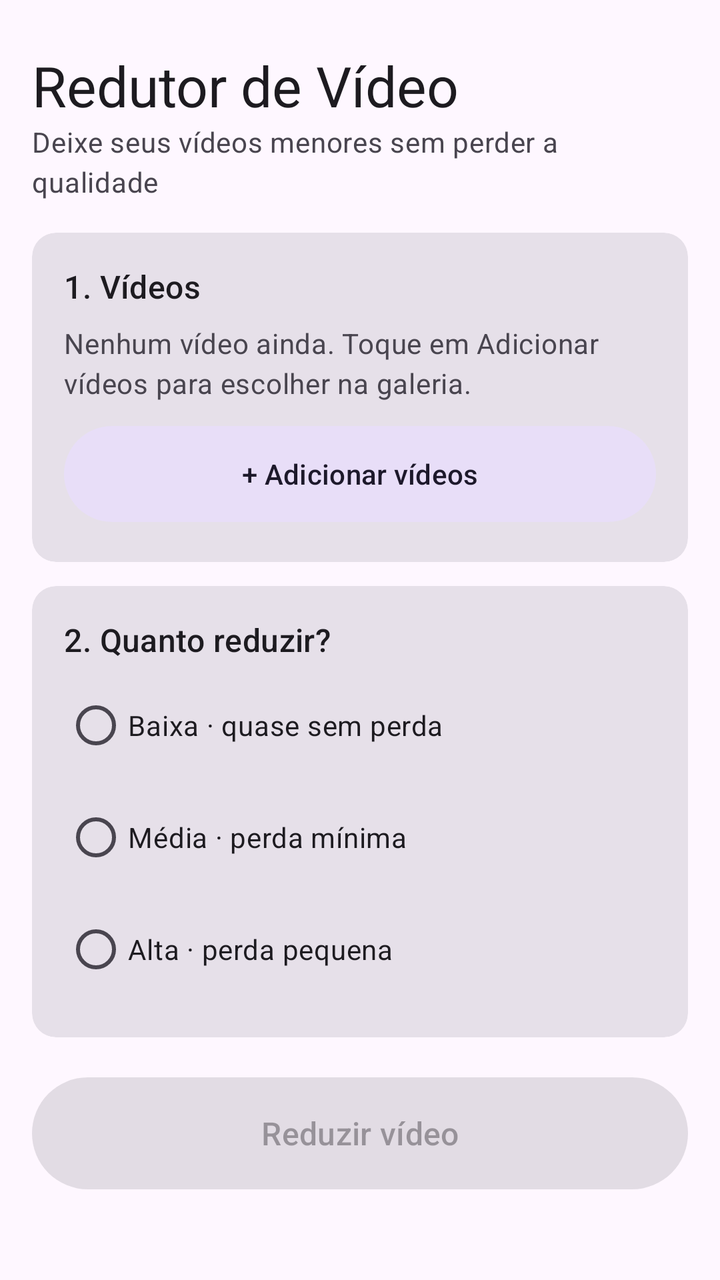
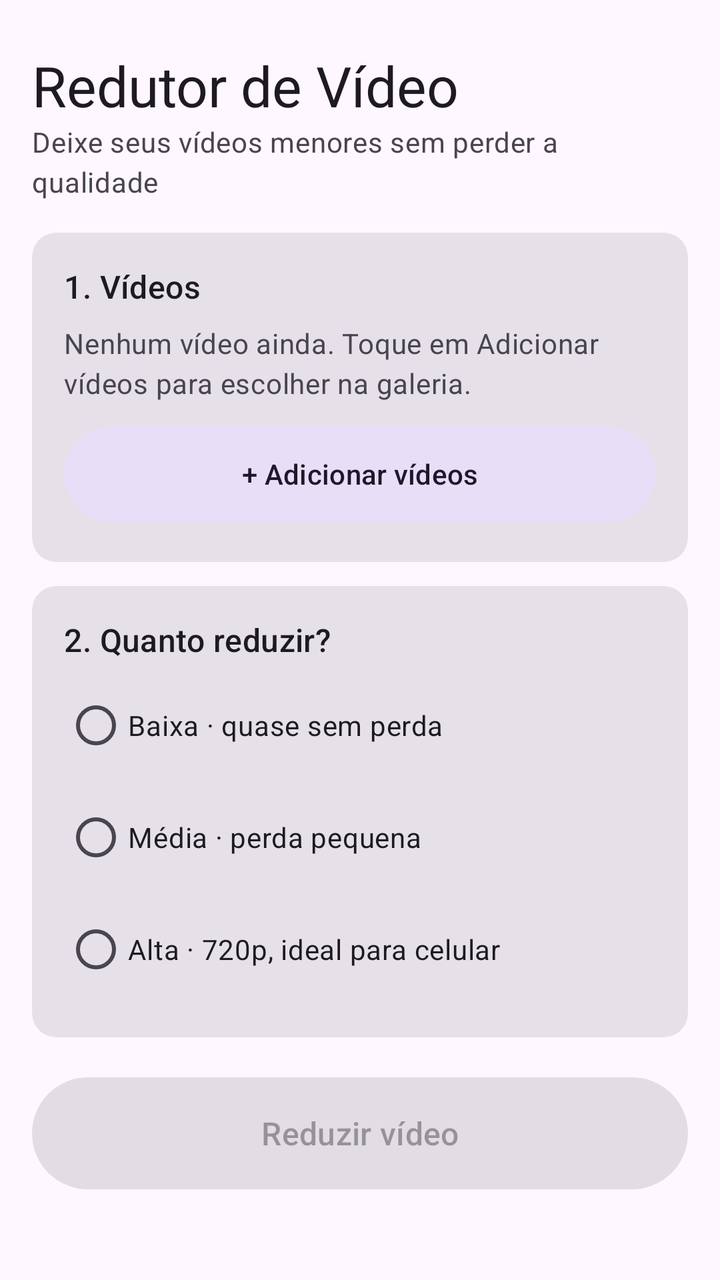

Before-and-after screenshots of an Android layout around one commit, followed by the original layout XML and the change that was made.
<!-- AndroidManifest.xml: application theme Theme.Redutor -->
<!-- res/layout/activity_main.xml -->
<?xml version="1.0" encoding="utf-8"?>
<ScrollView xmlns:android="http://schemas.android.com/apk/res/android"
    android:layout_width="match_parent"
    android:layout_height="match_parent"
    android:fitsSystemWindows="true">

    <LinearLayout
        android:layout_width="match_parent"
        android:layout_height="wrap_content"
        android:animateLayoutChanges="true"
        android:orientation="vertical"
        android:padding="16dp">

        <TextView
            android:layout_width="wrap_content"
            android:layout_height="wrap_content"
            android:layout_marginTop="8dp"
            android:text="Redutor de Vídeo"
            android:textAppearance="?attr/textAppearanceHeadlineMedium" />

        <TextView
            android:layout_width="wrap_content"
            android:layout_height="wrap_content"
            android:text="Deixe seus vídeos menores sem perder a qualidade"
            android:textAppearance="?attr/textAppearanceBodyMedium"
            android:textColor="?attr/colorOnSurfaceVariant" />

        
        <com.google.android.material.card.MaterialCardView
            style="?attr/materialCardViewFilledStyle"
            android:layout_width="match_parent"
            android:layout_height="wrap_content"
            android:layout_marginTop="16dp">

            <LinearLayout
                android:layout_width="match_parent"
                android:layout_height="wrap_content"
                android:animateLayoutChanges="true"
                android:orientation="vertical"
                android:padding="16dp">

                <TextView
                    android:layout_width="wrap_content"
                    android:layout_height="wrap_content"
                    android:text="1. Vídeos"
                    android:textAppearance="?attr/textAppearanceTitleMedium" />

                <TextView
                    android:id="@+id/empty"
                    android:layout_width="wrap_content"
                    android:layout_height="wrap_content"
                    android:layout_marginTop="8dp"
                    android:text="Nenhum vídeo ainda. Toque em Adicionar vídeos para escolher na galeria."
                    android:textAppearance="?attr/textAppearanceBodyMedium"
                    android:textColor="?attr/colorOnSurfaceVariant" />

                <LinearLayout
                    android:id="@+id/list"
                    android:layout_width="match_parent"
                    android:layout_height="wrap_content"
                    android:animateLayoutChanges="true"
                    android:orientation="vertical" />

                <com.google.android.material.button.MaterialButton
                    android:id="@+id/add"
                    style="@style/Widget.Material3.Button.TonalButton"
                    android:layout_width="match_parent"
                    android:layout_height="56dp"
                    android:layout_marginTop="8dp"
                    android:text="+ Adicionar vídeos" />
            </LinearLayout>
        </com.google.android.material.card.MaterialCardView>

        
        <com.google.android.material.card.MaterialCardView
            style="?attr/materialCardViewFilledStyle"
            android:layout_width="match_parent"
            android:layout_height="wrap_content"
            android:layout_marginTop="12dp">

            <LinearLayout
                android:layout_width="match_parent"
                android:layout_height="wrap_content"
                android:orientation="vertical"
                android:padding="16dp">

                <TextView
                    android:layout_width="wrap_content"
                    android:layout_height="wrap_content"
                    android:text="2. Quanto reduzir?"
                    android:textAppearance="?attr/textAppearanceTitleMedium" />

                <RadioGroup
                    android:id="@+id/levels"
                    android:layout_width="match_parent"
                    android:layout_height="wrap_content"
                    android:layout_marginTop="4dp">

                    <RadioButton
                        android:id="@+id/baixa"
                        android:layout_width="match_parent"
                        android:layout_height="wrap_content"
                        android:minHeight="56dp"
                        android:text="Baixa · quase sem perda" />

                    <RadioButton
                        android:id="@+id/media"
                        android:layout_width="match_parent"
                        android:layout_height="wrap_content"
                        android:minHeight="56dp"
                        android:text="Média · perda mínima" />

                    <RadioButton
                        android:id="@+id/alta"
                        android:layout_width="match_parent"
                        android:layout_height="wrap_content"
                        android:minHeight="56dp"
                        android:text="Alta · perda pequena" />
                </RadioGroup>
            </LinearLayout>
        </com.google.android.material.card.MaterialCardView>

        <com.google.android.material.button.MaterialButton
            android:id="@+id/reduce"
            android:layout_width="match_parent"
            android:layout_height="64dp"
            android:layout_marginTop="16dp"
            android:enabled="false"
            android:text="Reduzir vídeo"
            android:textSize="16sp" />

        
        <com.google.android.material.card.MaterialCardView
            android:id="@+id/progress_card"
            style="?attr/materialCardViewElevatedStyle"
            android:layout_width="match_parent"
            android:layout_height="wrap_content"
            android:layout_marginTop="16dp"
            android:visibility="gone">

            <LinearLayout
                android:layout_width="match_parent"
                android:layout_height="wrap_content"
                android:orientation="vertical"
                android:padding="16dp">

                <TextView
                    android:id="@+id/progress_text"
                    android:layout_width="match_parent"
                    android:layout_height="wrap_content"
                    android:textAppearance="?attr/textAppearanceTitleMedium" />

                <com.google.android.material.progressindicator.LinearProgressIndicator
                    android:id="@+id/progress_bar"
                    android:layout_width="match_parent"
                    android:layout_height="wrap_content"
                    android:layout_marginTop="12dp"
                    android:max="100" />

                <TextView
                    android:layout_width="match_parent"
                    android:layout_height="wrap_content"
                    android:layout_marginTop="8dp"
                    android:text="Pode sair do app ou bloquear a tela: a redução continua."
                    android:textAppearance="?attr/textAppearanceBodySmall"
                    android:textColor="?attr/colorOnSurfaceVariant" />

                <com.google.android.material.button.MaterialButton
                    android:id="@+id/cancel"
                    style="@style/Widget.Material3.Button.TextButton"
                    android:layout_width="wrap_content"
                    android:layout_height="wrap_content"
                    android:layout_gravity="end"
                    android:text="Cancelar" />
            </LinearLayout>
        </com.google.android.material.card.MaterialCardView>

        
        <com.google.android.material.card.MaterialCardView
            android:id="@+id/result_card"
            style="?attr/materialCardViewElevatedStyle"
            android:layout_width="match_parent"
            android:layout_height="wrap_content"
            android:layout_marginTop="16dp"
            android:visibility="gone">

            <LinearLayout
                android:layout_width="match_parent"
                android:layout_height="wrap_content"
                android:orientation="vertical"
                android:padding="16dp">

                <TextView
                    android:id="@+id/result_text"
                    android:layout_width="match_parent"
                    android:layout_height="wrap_content"
                    android:textAppearance="?attr/textAppearanceTitleMedium" />

                <LinearLayout
                    android:layout_width="match_parent"
                    android:layout_height="wrap_content"
                    android:layout_marginTop="12dp"
                    android:orientation="horizontal">

                    <com.google.android.material.button.MaterialButton
                        android:id="@+id/share"
                        android:layout_width="0dp"
                        android:layout_height="56dp"
                        android:layout_weight="1"
                        android:text="Compartilhar" />

                    <com.google.android.material.button.MaterialButton
                        android:id="@+id/again"
                        style="@style/Widget.Material3.Button.OutlinedButton"
                        android:layout_width="0dp"
                        android:layout_height="56dp"
                        android:layout_marginStart="8dp"
                        android:layout_weight="1"
                        android:text="Reduzir outros" />
                </LinearLayout>
            </LinearLayout>
        </com.google.android.material.card.MaterialCardView>
    </LinearLayout>
</ScrollView>
<!-- resources referenced by this layout -->
<resources>
  <style name="Theme.Redutor" parent="Theme.Material3.DayNight.NoActionBar">
          <item name="android:statusBarColor">?attr/colorSurface</item>
          <item name="android:navigationBarColor">?attr/colorSurface</item>
          <item name="android:windowLightStatusBar">true</item>
          <item name="android:windowLightNavigationBar">true</item>
          
          <item name="android:windowOptOutEdgeToEdgeEnforcement">true</item>
      </style>
</resources>

<!-- the commit's change to res/layout/activity_main.xml (unified diff, before → after) -->
@@ -1,10 +1,12 @@
 <?xml version="1.0" encoding="utf-8"?>
 <ScrollView xmlns:android="http://schemas.android.com/apk/res/android"
+    xmlns:app="http://schemas.android.com/apk/res-auto"
     android:layout_width="match_parent"
     android:layout_height="match_parent"
     android:fitsSystemWindows="true">
 
     <LinearLayout
+        android:id="@+id/content"
         android:layout_width="match_parent"
         android:layout_height="wrap_content"
         android:animateLayoutChanges="true"
@@ -108,14 +110,14 @@
                         android:layout_width="match_parent"
                         android:layout_height="wrap_content"
                         android:minHeight="56dp"
-                        android:text="Média · perda mínima" />
+                        android:text="Média · perda pequena" />
 
                     <RadioButton
                         android:id="@+id/alta"
                         android:layout_width="match_parent"
                         android:layout_height="wrap_content"
                         android:minHeight="56dp"
-                        android:text="Alta · perda pequena" />
+                        android:text="Alta · 720p, ideal para celular" />
                 </RadioGroup>
             </LinearLayout>
         </com.google.android.material.card.MaterialCardView>
@@ -141,26 +143,45 @@
             <LinearLayout
                 android:layout_width="match_parent"
                 android:layout_height="wrap_content"
-                android:orientation="vertical"
-                android:padding="16dp">
+                android:gravity="center_horizontal"
+                android:orientation="vertical"
+                android:padding="16dp">
+
+                <FrameLayout
+                    android:layout_width="wrap_content"
+                    android:layout_height="wrap_content"
+                    android:layout_marginTop="8dp">
+
+                    <com.google.android.material.progressindicator.CircularProgressIndicator
+                        android:id="@+id/progress_bar"
+                        android:layout_width="wrap_content"
+                        android:layout_height="wrap_content"
+                        android:max="100"
+                        app:indicatorSize="168dp"
+                        app:trackCornerRadius="6dp"
+                        app:trackThickness="12dp" />
+
+                    <TextView
+                        android:id="@+id/progress_percent"
+                        android:layout_width="wrap_content"
+                        android:layout_height="wrap_content"
+                        android:layout_gravity="center"
+                        android:textAppearance="?attr/textAppearanceHeadlineMedium" />
+                </FrameLayout>
 
                 <TextView
                     android:id="@+id/progress_text"
                     android:layout_width="match_parent"
                     android:layout_height="wrap_content"
+                    android:layout_marginTop="16dp"
+                    android:gravity="center"
                     android:textAppearance="?attr/textAppearanceTitleMedium" />
 
-                <com.google.android.material.progressindicator.LinearProgressIndicator
-                    android:id="@+id/progress_bar"
-                    android:layout_width="match_parent"
-                    android:layout_height="wrap_content"
-                    android:layout_marginTop="12dp"
-                    android:max="100" />
-
-                <TextView
-                    android:layout_width="match_parent"
-                    android:layout_height="wrap_content"
-                    android:layout_marginTop="8dp"
+                <TextView
+                    android:layout_width="match_parent"
+                    android:layout_height="wrap_content"
+                    android:layout_marginTop="4dp"
+                    android:gravity="center"
                     android:text="Pode sair do app ou bloquear a tela: a redução continua."
                     android:textAppearance="?attr/textAppearanceBodySmall"
                     android:textColor="?attr/colorOnSurfaceVariant" />
@@ -170,7 +191,6 @@
                     style="@style/Widget.Material3.Button.TextButton"
                     android:layout_width="wrap_content"
                     android:layout_height="wrap_content"
-                    android:layout_gravity="end"
                     android:text="Cancelar" />
             </LinearLayout>
         </com.google.android.material.card.MaterialCardView>
@@ -187,14 +207,35 @@
             <LinearLayout
                 android:layout_width="match_parent"
                 android:layout_height="wrap_content"
-                android:orientation="vertical"
-                android:padding="16dp">
+                android:gravity="center_horizontal"
+                android:orientation="vertical"
+                android:padding="16dp">
+
+                <ImageView
+                    android:id="@+id/check"
+                    android:layout_width="80dp"
+                    android:layout_height="80dp"
+                    android:layout_marginTop="8dp"
+                    android:importantForAccessibility="no"
+                    android:src="@drawable/ic_check"
+                    app:tint="?attr/colorPrimary" />
+
+                <TextView
+                    android:id="@+id/saved_text"
+                    android:layout_width="match_parent"
+                    android:layout_height="wrap_content"
+                    android:layout_marginTop="12dp"
+                    android:gravity="center"
+                    android:textAppearance="?attr/textAppearanceHeadlineSmall" />
 
                 <TextView
                     android:id="@+id/result_text"
                     android:layout_width="match_parent"
                     android:layout_height="wrap_content"
-                    android:textAppearance="?attr/textAppearanceTitleMedium" />
+                    android:layout_marginTop="4dp"
+                    android:gravity="center"
+                    android:textAppearance="?attr/textAppearanceBodyMedium"
+                    android:textColor="?attr/colorOnSurfaceVariant" />
 
                 <LinearLayout
                     android:layout_width="match_parent"
<!-- resource entries referenced after the edit -->
@@ -1,5 +1,16 @@
 <!-- resources referenced by this layout -->
 <resources>
+  <!-- drawable ic_check (drawable) -->
+  <?xml version="1.0" encoding="utf-8"?>
+  <vector xmlns:android="http://schemas.android.com/apk/res/android"
+      android:width="24dp"
+      android:height="24dp"
+      android:viewportWidth="24"
+      android:viewportHeight="24">
+      <path
+          android:fillColor="#FFFFFFFF"
+          android:pathData="M12,2C6.48,2 2,6.48 2,12s4.48,10 10,10 10,-4.48 10,-10S17.52,2 12,2zM10,17l-5,-5 1.41,-1.41L10,14.17l7.59,-7.59L19,8l-9,9z" />
+  </vector>
   <style name="Theme.Redutor" parent="Theme.Material3.DayNight.NoActionBar">
           <item name="android:statusBarColor">?attr/colorSurface</item>
           <item name="android:navigationBarColor">?attr/colorSurface</item>
